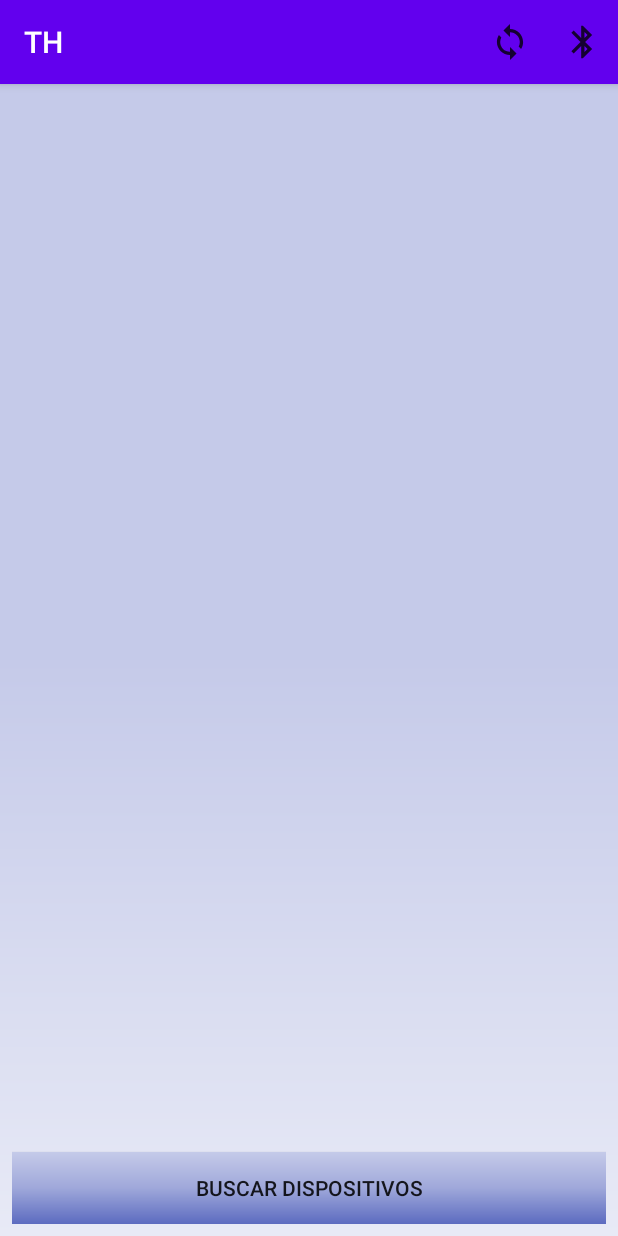
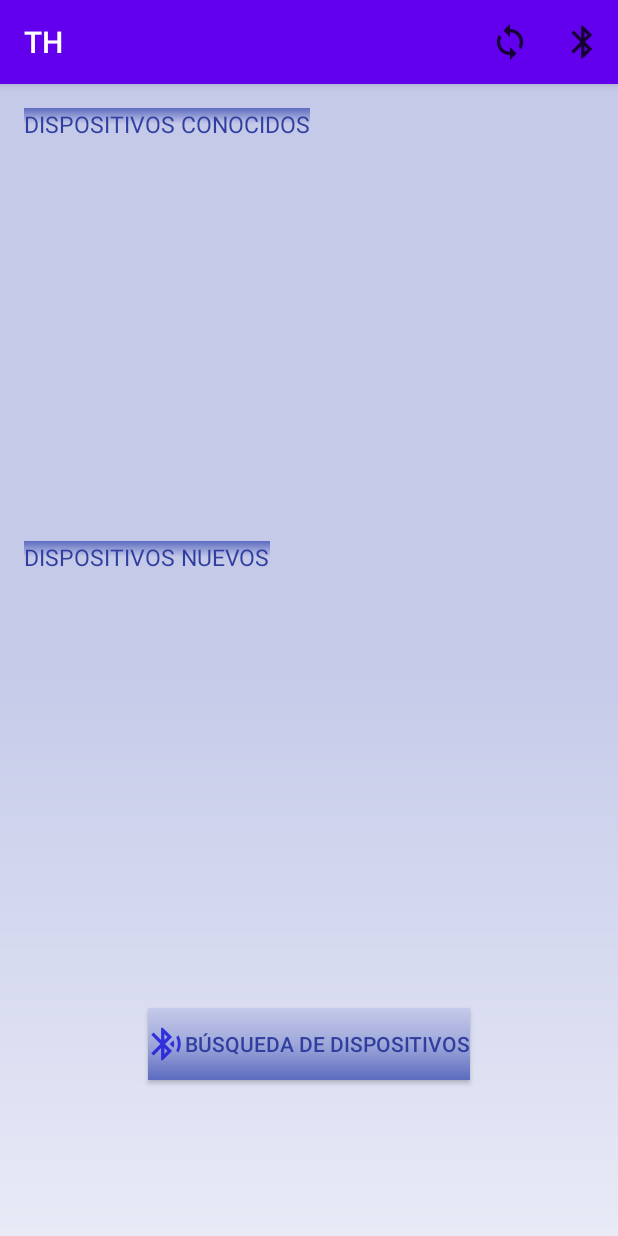
Before and after one commit to Anagigi/TH, an Android app: the screen it shows after launch (BluetoothActivity), on a phone screen of 412 x 824 dp. Run offline under Robolectric (Android 15) with nearby library versions, the phone set to English and light mode, and no system bars; our stand-ins replace ButterKnife; 4 statements that could not run were skipped.

Commit message:
-Había errores en la pantalla para la busqueda de dispositivos bluetooth. He realizado un nuevo diseño

```diff
--- /dev/null
+++ b/app/src/main/res/drawable-anydpi/ic_bluetooth_searching.xml
@@ -0,0 +1,16 @@
+<vector xmlns:android="http://schemas.android.com/apk/res/android"
+    android:width="24dp"
+    android:height="24dp"
+    android:viewportWidth="24"
+    android:viewportHeight="24"
+    android:tint="#1411DC"
+    android:alpha="0.8">
+  <group android:scaleX="1.0909091"
+      android:scaleY="1.0909091"
+      android:translateX="-1.0909091"
+      android:translateY="-1.0909091">
+    <path
+        android:fillColor="@android:color/white"
+        android:pathData="M14.24,12.01l2.32,2.32c0.28,-0.72 0.44,-1.51 0.44,-2.33 0,-0.82 -0.16,-1.59 -0.43,-2.31l-2.33,2.32zM19.53,6.71l-1.26,1.26c0.63,1.21 0.98,2.57 0.98,4.02s-0.36,2.82 -0.98,4.02l1.2,1.2c0.97,-1.54 1.54,-3.36 1.54,-5.31 -0.01,-1.89 -0.55,-3.67 -1.48,-5.19zM15.71,7.71L10,2L9,2v7.59L4.41,5 3,6.41 8.59,12 3,17.59 4.41,19 9,14.41L9,22h1l5.71,-5.71 -4.3,-4.29 4.3,-4.29zM11,5.83l1.88,1.88L11,9.59L11,5.83zM12.88,16.29L11,18.17v-3.76l1.88,1.88z"/>
+  </group>
+</vector>
--- a/app/src/main/res/layout/content_main.xml
+++ b/app/src/main/res/layout/content_main.xml
@@ -1,67 +1,83 @@
 <?xml version="1.0" encoding="utf-8"?>
-<LinearLayout xmlns:android="http://schemas.android.com/apk/res/android"
+<androidx.constraintlayout.widget.ConstraintLayout xmlns:android="http://schemas.android.com/apk/res/android"
     xmlns:app="http://schemas.android.com/apk/res-auto"
     xmlns:tools="http://schemas.android.com/tools"
-    android:id="@+id/content_main"
     android:layout_width="match_parent"
     android:layout_height="match_parent"
     android:background="@drawable/deg_dra_menu"
-    android:orientation="vertical"
-    android:paddingLeft="@dimen/activity_horizontal_margin"
-    android:paddingTop="64dp"
-    android:paddingRight="@dimen/activity_horizontal_margin"
-    android:paddingBottom="@dimen/activity_vertical_margin"
-    app:layout_behavior="@string/appbar_scrolling_view_behavior"
-    tools:context=".BluetoothActivity"
-    tools:showIn="@layout/activity_main">
-
+    tools:context=".BluetoothActivity">
 
     <TextView
-        android:id="@+id/disp_conocidos_titulo"
-        android:layout_width="wrap_content"
+        android:id="@+id/dispositivos_conocidos_titulo"
+        android:layout_width="0dp"
         android:layout_height="wrap_content"
-        android:layout_gravity="start|center_vertical"
-        android:layout_weight="1"
-        android:background="@drawable/deg_dra_background"
-        android:paddingStart="5dp"
-        android:paddingEnd="5dp"
+        android:layout_marginStart="16dp"
+        android:layout_marginLeft="16dp"
+        android:layout_marginTop="16dp"
+        android:background="@drawable/deg_dra_bar"
         android:text="@string/dispositivos_conocidos"
-        android:textColor="#fff"
-        android:visibility="gone" />
+        android:textColor="@color/indigo0"
+        android:textSize="15sp"
+        app:layout_constraintStart_toStartOf="parent"
+        app:layout_constraintTop_toTopOf="parent" />
 
+    <TextView
+        android:id="@+id/dispositivos_nuevos_titulo"
+        android:layout_width="0dp"
+        android:layout_height="wrap_content"
+        android:layout_marginStart="16dp"
+        android:layout_marginLeft="16dp"
+        android:layout_marginTop="8dp"
+        android:background="@drawable/deg_dra_bar"
+        android:text="@string/dispositivos_nuevos"
+        android:textColor="@color/indigo0"
+        android:textSize="15sp"
+        app:layout_constraintStart_toStartOf="parent"
+        app:layout_constraintTop_toBottomOf="@+id/dispositivos_conocidos_lista" />
 
     <ListView
-        android:id="@+id/disp_conocidos_lista"
-        android:layout_width="match_parent"
-        android:layout_height="218dp"
-        android:headerDividersEnabled="false" />
-
-    <TextView
-        android:id="@+id/disp_nuevos_titulo"
-        android:layout_width="wrap_content"
-        android:layout_height="wrap_content"
-        android:layout_gravity="start|center_vertical"
-        android:layout_weight="1"
-        android:background="@drawable/deg_dra_background"
-        android:paddingStart="5dp"
-        android:paddingEnd="5dp"
-        android:text="@string/dispositivos_nuevos"
-        android:textColor="#FFF"
-        android:visibility="gone" />
+        android:id="@+id/dispositivos_conocidos_lista"
+        android:layout_width="0dp"
+        android:layout_height="251dp"
+        android:layout_marginStart="16dp"
+        android:layout_marginLeft="16dp"
+        android:layout_marginTop="8dp"
+        android:layout_marginEnd="8dp"
+        android:layout_marginRight="8dp"
+        android:headerDividersEnabled="false"
+        app:layout_constraintEnd_toEndOf="parent"
+        app:layout_constraintStart_toStartOf="parent"
+        app:layout_constraintTop_toBottomOf="@+id/dispositivos_conocidos_titulo" />
 
     <ListView
-        android:id="@+id/disp_nuevos_lista"
-        android:layout_width="match_parent"
-        android:layout_height="match_parent"
-        android:layout_weight="2" />
+        android:id="@+id/dispositivos_nuevos_lista"
+        android:layout_width="0dp"
+        android:layout_height="177dp"
+        android:layout_marginStart="16dp"
+        android:layout_marginLeft="16dp"
+        android:layout_marginTop="8dp"
+        android:layout_marginEnd="8dp"
+        android:layout_marginRight="8dp"
+        app:layout_constraintEnd_toEndOf="parent"
+        app:layout_constraintStart_toStartOf="parent"
+        app:layout_constraintTop_toBottomOf="@+id/dispositivos_nuevos_titulo" />
 
     <Button
         android:id="@+id/boton_buscar"
-        android:layout_width="match_parent"
+        android:layout_width="wrap_content"
         android:layout_height="wrap_content"
+        android:layout_marginStart="16dp"
+        android:layout_marginTop="16dp"
+        android:layout_marginEnd="16dp"
+        android:layout_marginBottom="16dp"
+        android:background="@drawable/deg_dra_background"
         android:onClick="BuscarDispositivos"
-        android:background="@drawable/deg_dra_background"
-        android:text="@string/boton_inicio" />
-
-
-</LinearLayout>
+        android:text="@string/boton_inicio"
+        android:textColor="@color/indigo0"
+        android:drawableLeft="@drawable/ic_bluetooth_searching"
+        android:drawableStart="@drawable/ic_bluetooth_searching"
+        app:layout_constraintBottom_toBottomOf="parent"
+        app:layout_constraintEnd_toEndOf="parent"
+        app:layout_constraintStart_toStartOf="parent"
+        app:layout_constraintTop_toBottomOf="@+id/dispositivos_nuevos_lista" />
+</androidx.constraintlayout.widget.ConstraintLayout>
--- a/app/src/main/res/values/strings.xml
+++ b/app/src/main/res/values/strings.xml
@@ -24,13 +24,13 @@
 
     <!--    BluetoothActivity-->
     <string name="JustificacionPermiso">El permiso es necesario para utilizar el bluetooth.</string>
-    <string name="dispositivos_conocidos">Dispositivos Conocidos</string>
-    <string name="dispositivos_nuevos">Nuevos dispositivos</string>
-    <string name="boton_inicio">Buscar dispositivos</string>
-    <string name="Boton_detener">Detener la búsqueda</string>
+    <string name="dispositivos_conocidos">DISPOSITIVOS CONOCIDOS</string>
+    <string name="dispositivos_nuevos">DISPOSITIVOS NUEVOS</string>
+    <string name="boton_inicio">BÚSQUEDA DE DISPOSITIVOS</string>
+    <string name="Boton_detener">DETENER BÚSQUEDA</string>
     <string name="DispNoTieneBluetooth">El dispositivo no soporta Bluetooth</string>
     <string name="BluetoothActiv">El Bluetooth esta activado</string>
-    <string name="BusquedaAcabada">Busqueda finalizada</string>
+    <string name="BusquedaAcabada">Búsqueda finalizada</string>
     <string name="NoDispCon">No hay dispositivos conocidos</string>
     <string name="NoDispNuevo">No hay dispositivos nuevos</string>
     <string name="RecibirDatos">Empezar a recibir</string>
```
Also changed, not shown: app/src/main/res/drawable-hdpi/ic_bluetooth_searching.png (added), app/src/main/res/drawable-mdpi/ic_bluetooth_searching.png (added), app/src/main/res/drawable-xhdpi/ic_bluetooth_searching.png (added), app/src/main/res/drawable-xxhdpi/ic_bluetooth_searching.png (added).
